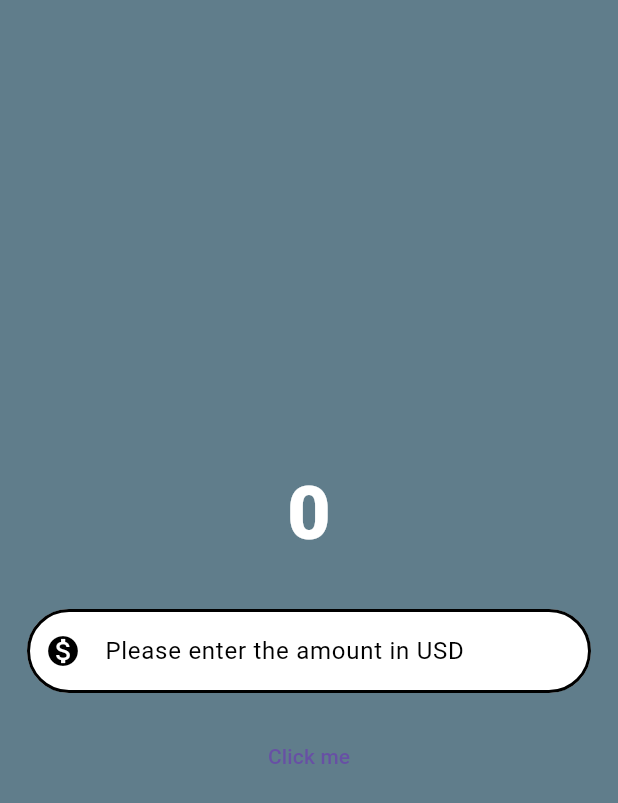
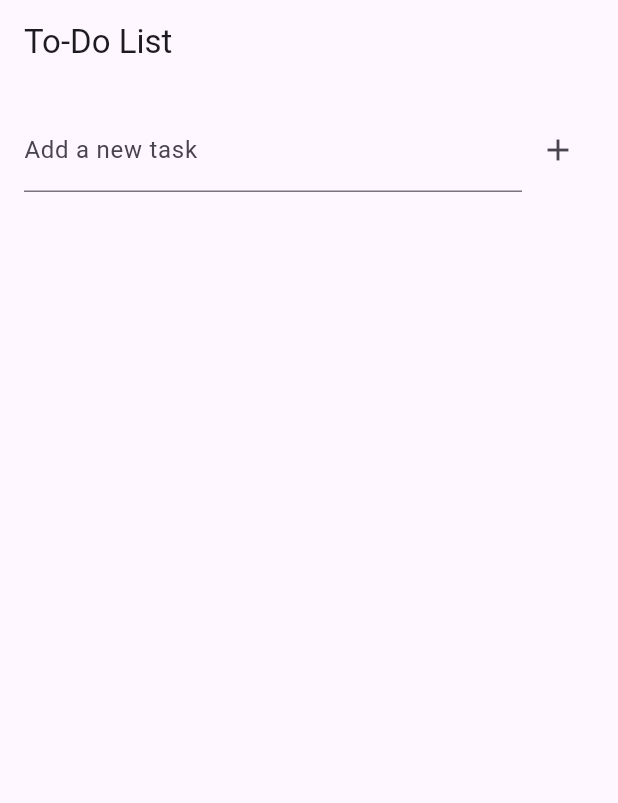
Before and after one commit to huzefasabir/Flutter, a Flutter app: the screen it shows after launch, on a phone screen of 412 x 824 dp. Shown: the top 803 px of the screen. Run offline on Flutter 3.47's test engine with Material 3 defaults, Android fonts, the phone set to English and light mode, and no system bars.

Commit message:
made some changes

```diff
--- a/lib/main.dart
+++ b/lib/main.dart
@@ -1,15 +1,35 @@
 
-import 'package:currency/material_page.dart';
+// import 'package:currency/material_page.dart';
 import 'package:flutter/material.dart';
-void main(){
+import 'package:currency/todo_list.dart';
+// void main(){
+//   runApp(const MyApp());
+// }
+// class MyApp extends StatelessWidget{
+//   const MyApp({super.key});
+//   @override
+//   Widget build(BuildContext context){
+//     return  MaterialApp(
+//       home: MaterialPages(),
+//       routes: {
+//         '/todo': (context) => const TodoListScreen(),
+//       },
+//     );
+//   }
+// }
+
+void main() {
   runApp(const MyApp());
 }
-class MyApp extends StatelessWidget{
+
+class MyApp extends StatelessWidget {
   const MyApp({super.key});
+
   @override
-  Widget build(BuildContext context){
-    return  MaterialApp(
-      home: MaterialPages(),
+  Widget build(BuildContext context) {
+    return MaterialApp(
+      debugShowCheckedModeBanner: false,
+      home: TodoListScreen(),
     );
   }
 }
--- /dev/null
+++ b/lib/todo_list.dart
@@ -0,0 +1,75 @@
+import 'package:flutter/material.dart';
+
+class TodoListScreen extends StatefulWidget {
+  const TodoListScreen({Key? key}) : super(key: key);
+
+  @override
+  State<TodoListScreen> createState() => _TodoListScreenState();
+}
+
+class _TodoListScreenState extends State<TodoListScreen> {
+  final List<String> _todos = [];
+  final TextEditingController _controller = TextEditingController();
+
+  void _addTodo() {
+    final text = _controller.text.trim();
+    if (text.isNotEmpty) {
+      setState(() {
+        _todos.add(text);
+        _controller.clear();
+      });
+    }
+  }
+
+  void _removeTodo(int index) {
+    setState(() {
+      _todos.removeAt(index);
+    });
+  }
+
+  @override
+  Widget build(BuildContext context) {
+    return Scaffold(
+      appBar: AppBar(title: const Text('To-Do List')),
+      body: Padding(
+        padding: const EdgeInsets.all(16.0),
+        child: Column(
+          children: [
+            Row(
+              children: [
+                Expanded(
+                  child: TextField(
+                    controller: _controller,
+                    decoration: const InputDecoration(
+                      labelText: 'Add a new task',
+                    ),
+                    onSubmitted: (_) => _addTodo(),
+                  ),
+                ),
+                IconButton(
+                  icon: const Icon(Icons.add),
+                  onPressed: _addTodo,
+                ),
+              ],
+            ),
+            const SizedBox(height: 16),
+            Expanded(
+              child: ListView.builder(
+                itemCount: _todos.length,
+                itemBuilder: (context, index) {
+                  return ListTile(
+                    title: Text(_todos[index]),
+                    trailing: IconButton(
+                      icon: const Icon(Icons.delete),
+                      onPressed: () => _removeTodo(index),
+                    ),
+                  );
+                },
+              ),
+            ),
+          ],
+        ),
+      ),
+    );
+  }
+}
--- a/pubspec.yaml
+++ b/pubspec.yaml
@@ -34,6 +34,7 @@ dependencies:
   # The following adds the Cupertino Icons font to your application.
   # Use with the CupertinoIcons class for iOS style icons.
   cupertino_icons: ^1.0.8
+  firebase_core: ^3.15.2
 
 dev_dependencies:
   flutter_test:
```
Also changed, not shown: lib/material_page.dart (+12 -1 lines), lib/firebase_options.dart (added), pubspec.lock, 6 other files.
